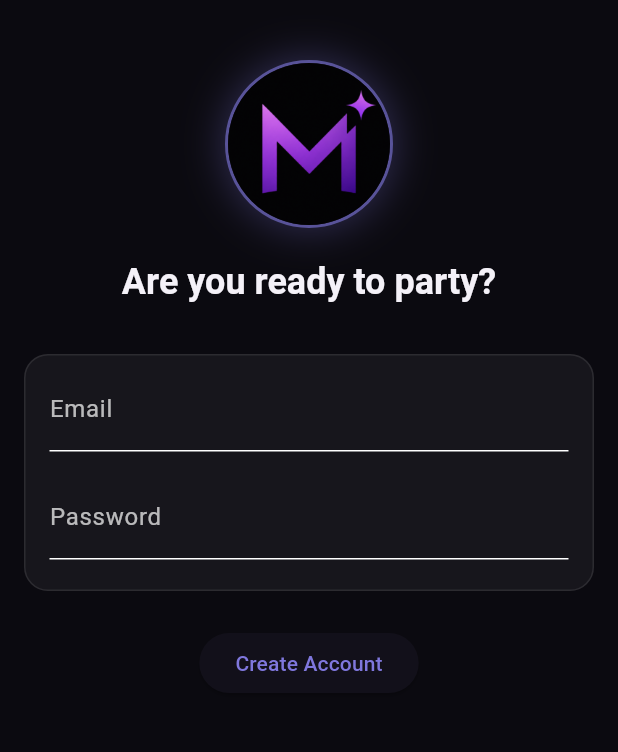
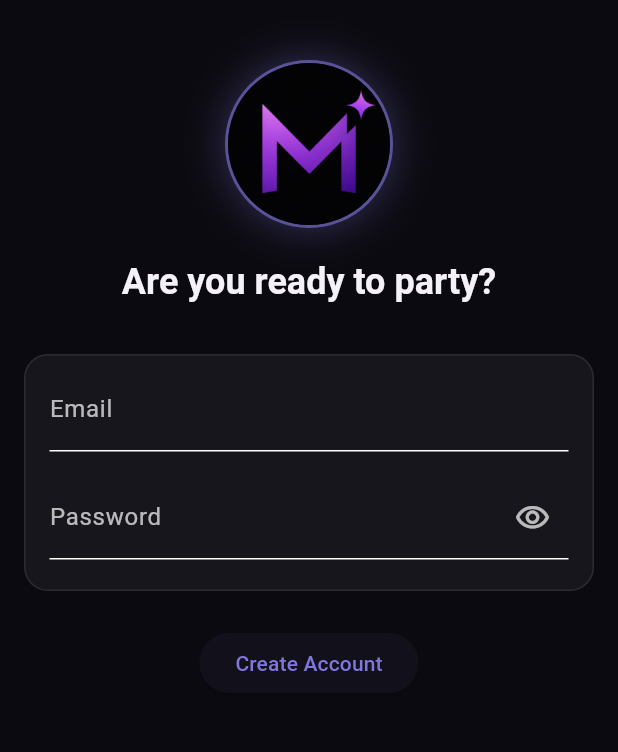
Before and after one commit to PanMaka/MyParty, a Flutter app: the screen it shows after launch, after a tap on "Need an account? Register here", on a phone screen of 412 x 824 dp, the part 84-836 px from its top. Run offline on Flutter 3.47's test engine with Material 3 defaults, Android fonts, the phone set to English and light mode, and no system bars; our stand-ins replace firebase_core, firebase_messaging, flutter_dotenv, flutter_map, geolocator, google_fonts and 3 more; accounts and stored records are empty; Roboto replaces fonts that are missing (Commissioner).

Commit message:
feat: show/hide eye on the login and register password fields
Co-Authored-By: Claude Opus 5.5 <noreply@anthropic.com>

```diff
--- a/myparty/lib/ui/screens/login_screen.dart
+++ b/myparty/lib/ui/screens/login_screen.dart
@@ -65,19 +65,7 @@ class _LoginScreenState extends State<LoginScreen> {
                   keyboardType: TextInputType.emailAddress,
                 ),
                 const SizedBox(height: 16),
-                TextField(
-                  controller: _passwordController,
-                  style: const TextStyle(color: Colors.white),
-                  cursorColor: Colors.white,
-                  decoration: const InputDecoration(
-                    labelText: 'Password',
-                    labelStyle: TextStyle(color: Colors.white70),
-                    focusedBorder: UnderlineInputBorder(
-                      borderSide: BorderSide(color: Colors.white),
-                    ),
-                  ),
-                  obscureText: true,
-                ),
+                AuthPasswordField(controller: _passwordController),
               ],
             ),
             const SizedBox(height: 24),
--- a/myparty/lib/ui/screens/register_screen.dart
+++ b/myparty/lib/ui/screens/register_screen.dart
@@ -64,19 +64,7 @@ class _RegisterScreenState extends State<RegisterScreen> {
                   keyboardType: TextInputType.emailAddress,
                 ),
                 const SizedBox(height: 16),
-                TextField(
-                  controller: _passwordController,
-                  style: const TextStyle(color: Colors.white),
-                  cursorColor: Colors.white,
-                  decoration: const InputDecoration(
-                    labelText: 'Password',
-                    labelStyle: TextStyle(color: Colors.white70),
-                    focusedBorder: UnderlineInputBorder(
-                      borderSide: BorderSide(color: Colors.white),
-                    ),
-                  ),
-                  obscureText: true,
-                ),
+                AuthPasswordField(controller: _passwordController),
               ],
             ),
             const SizedBox(height: 24),
--- a/myparty/lib/ui/widgets/auth_branding.dart
+++ b/myparty/lib/ui/widgets/auth_branding.dart
@@ -50,6 +50,45 @@ class AuthHeader extends StatelessWidget {
   }
 }
 
+/// Password input with an eye toggle to show/hide what was typed.
+class AuthPasswordField extends StatefulWidget {
+  final TextEditingController controller;
+
+  const AuthPasswordField({super.key, required this.controller});
+
+  @override
+  State<AuthPasswordField> createState() => _AuthPasswordFieldState();
+}
+
+class _AuthPasswordFieldState extends State<AuthPasswordField> {
+  bool _obscured = true;
+
+  @override
+  Widget build(BuildContext context) {
+    return TextField(
+      controller: widget.controller,
+      style: const TextStyle(color: Colors.white),
+      cursorColor: Colors.white,
+      obscureText: _obscured,
+      decoration: InputDecoration(
+        labelText: 'Password',
+        labelStyle: const TextStyle(color: Colors.white70),
+        focusedBorder: const UnderlineInputBorder(
+          borderSide: BorderSide(color: Colors.white),
+        ),
+        suffixIcon: IconButton(
+          icon: Icon(
+            _obscured ? Icons.visibility_outlined : Icons.visibility_off_outlined,
+            color: Colors.white70,
+          ),
+          tooltip: _obscured ? 'Show password' : 'Hide password',
+          onPressed: () => setState(() => _obscured = !_obscured),
+        ),
+      ),
+    );
+  }
+}
+
 /// The bordered box the email and password inputs sit in.
 class AuthFieldsBox extends StatelessWidget {
   final List<Widget> children;
```
Also changed, not shown: 1 other file.
